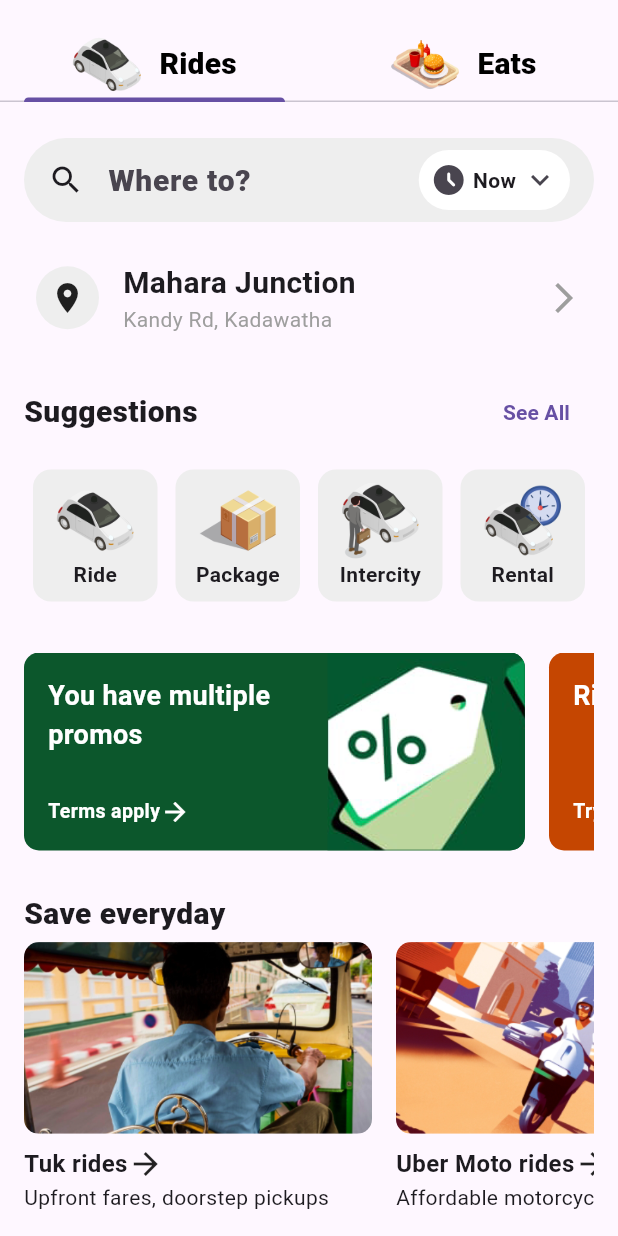
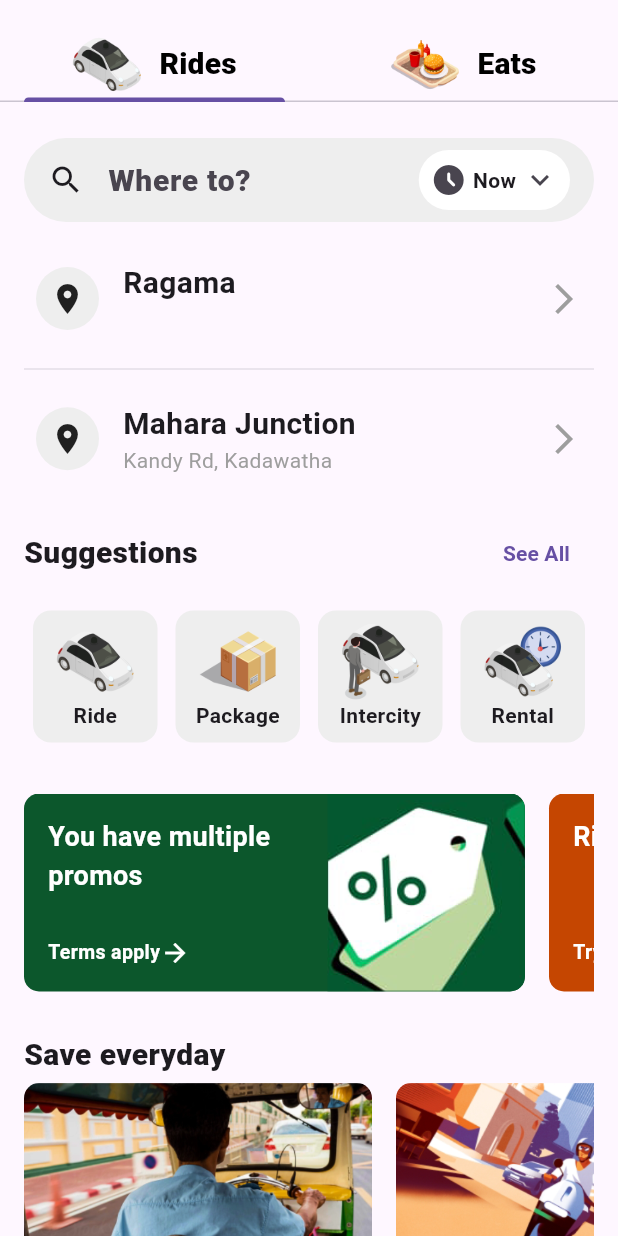
Before and after one commit to chamishkadilina/uber-clone, a Flutter app: the HomePage screen opened by its route, on a phone screen of 412 x 824 dp. Run offline on Flutter 3.47's test engine with Material 3 defaults, Android fonts, the light colour scheme and no system bars; our stand-ins replace firebase_auth, firebase_core, google_sign_in; accounts and stored records are empty.

Commit message:
some minor changes

```diff
--- a/lib/pages/home/rides_tab.dart
+++ b/lib/pages/home/rides_tab.dart
@@ -55,18 +55,18 @@
           ),
           const SizedBox(height: 10),
 
-          // // from location
-          // LocationCard(
-          //   onTap: () {
-          //     // go to map page
-          //     Navigator.pushNamed(context, MapPage.id);
-          //   },
-          //   location: 'Ragama',
-          // ),
-          // const SizedBox(height: 6),
+          // from location
+          LocationCard(
+            onTap: () {
+              // go to map page
+              Navigator.pushNamed(context, MapPage.id);
+            },
+            location: 'Ragama',
+          ),
+          const SizedBox(height: 6),
 
-          // const SizedBox(child: Divider(thickness: 0.5)),
-          // const SizedBox(height: 6),
+          const SizedBox(child: Divider(thickness: 0.5)),
+          const SizedBox(height: 6),
 
           // to location
           LocationCard(
```
